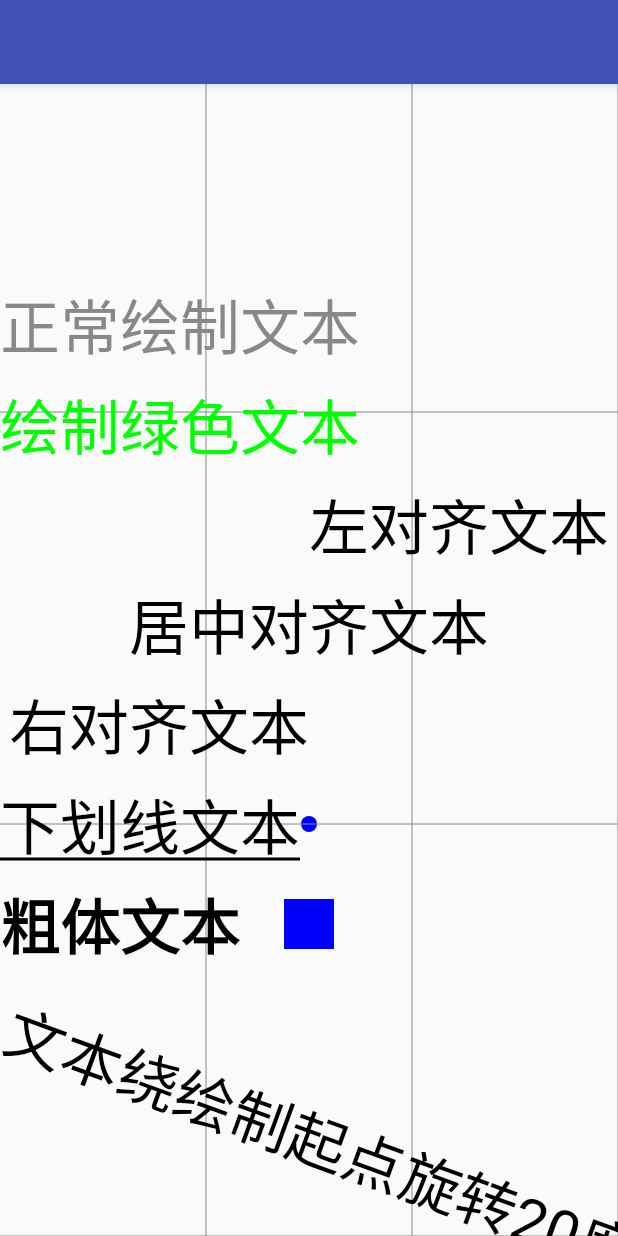
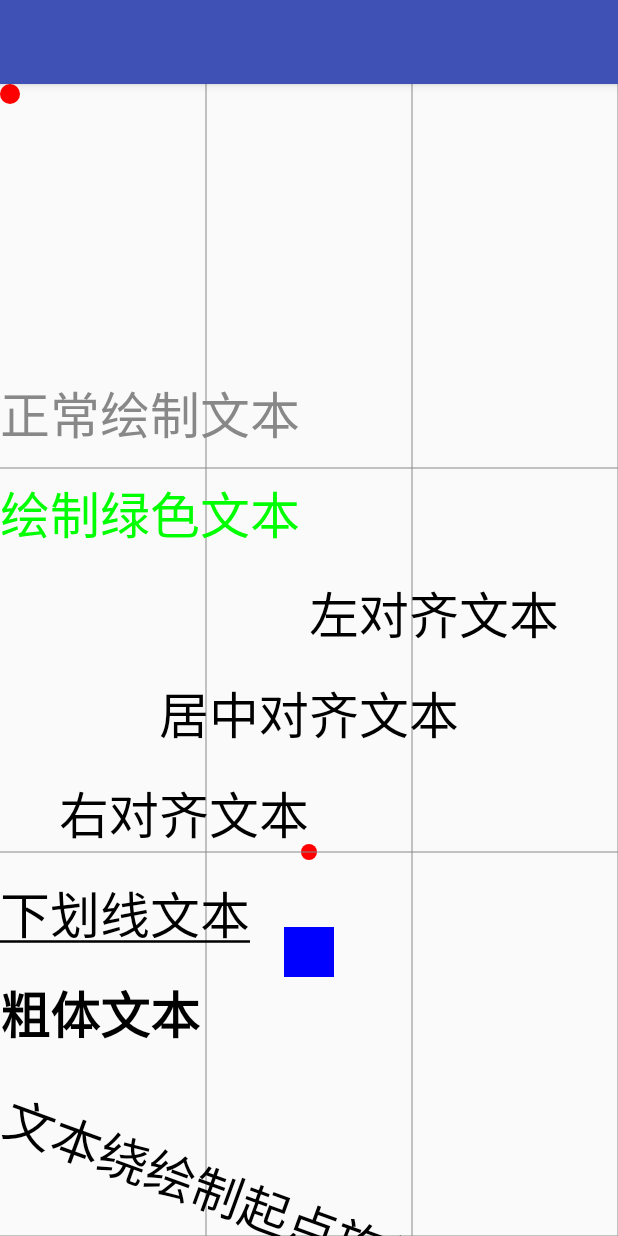
Before and after one commit to addcn/abook, an Android app: the screen it shows after launch (MainActivity), on a phone screen of 412 x 824 dp. Run offline under Robolectric (Android 15) with nearby library versions, the light colour scheme and no system bars.

Commit message:
文件参考

```diff
--- a/app/src/main/java/com/dodo/android/abook/MyView.java
+++ b/app/src/main/java/com/dodo/android/abook/MyView.java
@@ -501,7 +501,7 @@
      * @param canvas
      */
     private void drawText(Canvas canvas) {
-
+        //
         mPaint.setFlags(Paint.ANTI_ALIAS_FLAG);//设置为抗锯齿
         mPaint.setTextSize(50.0f);//设置字体大小
 
@@ -516,8 +516,14 @@
         //canvas.drawPoints(new float[]{60, 400, 65, 400, 70, 400}, mPaint);//画多个点
         canvas.restore();
 
+        //原点画圆
+        canvas.save();
+        canvas.translate(0, 0);
+        mPaint.setColor(Color.RED);
+        canvas.drawCircle(10, 10, 10, mPaint);//x轴正向下，y轴正向右
+        canvas.restore();
 
-        //画圆
+        //画圆2
         canvas.save();
         canvas.drawCircle(canvas.getWidth() / 2, (canvas.getHeight() / 3) * 2, 8, mPaint);
         canvas.restore();
@@ -569,12 +575,12 @@
 
 
         //绘制文本
-        canvas.save();
+        /*canvas.save();
         canvas.translate(0, 0);
         mPaint.setStrokeWidth(10);
         mPaint.setTextSize(60.0f);
         canvas.drawText("文本绘制", 0, 0, mPaint);
-        canvas.restore();
+        canvas.restore();*/
 
 
         //---------------------------------------------------------------------
--- a/app/src/main/res/layout/activity_main.xml
+++ b/app/src/main/res/layout/activity_main.xml
@@ -1,12 +1,12 @@
 <?xml version="1.0" encoding="utf-8"?>
-<android.support.design.widget.CoordinatorLayout
+<LinearLayout
     xmlns:android="http://schemas.android.com/apk/res/android"
     xmlns:app="http://schemas.android.com/apk/res-auto"
     xmlns:tools="http://schemas.android.com/tools"
     android:layout_width="match_parent"
     android:layout_height="match_parent"
-    android:fitsSystemWindows="true"
-    tools:context="com.dodo.android.ebook.MainActivity">
+    android:orientation="vertical"
+    tools:context="com.dodo.android.abook.MainActivity">
 
     <android.support.design.widget.AppBarLayout
         android:layout_width="match_parent"
@@ -29,4 +29,4 @@
 
 
 
-</android.support.design.widget.CoordinatorLayout>
+</LinearLayout>
```
